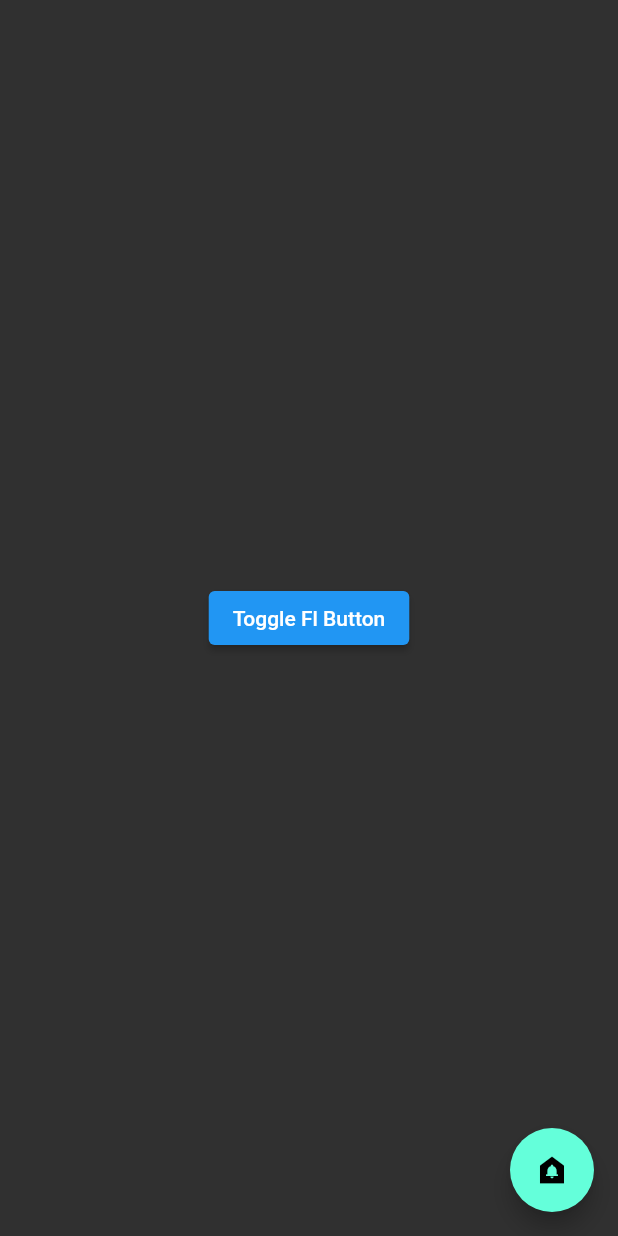
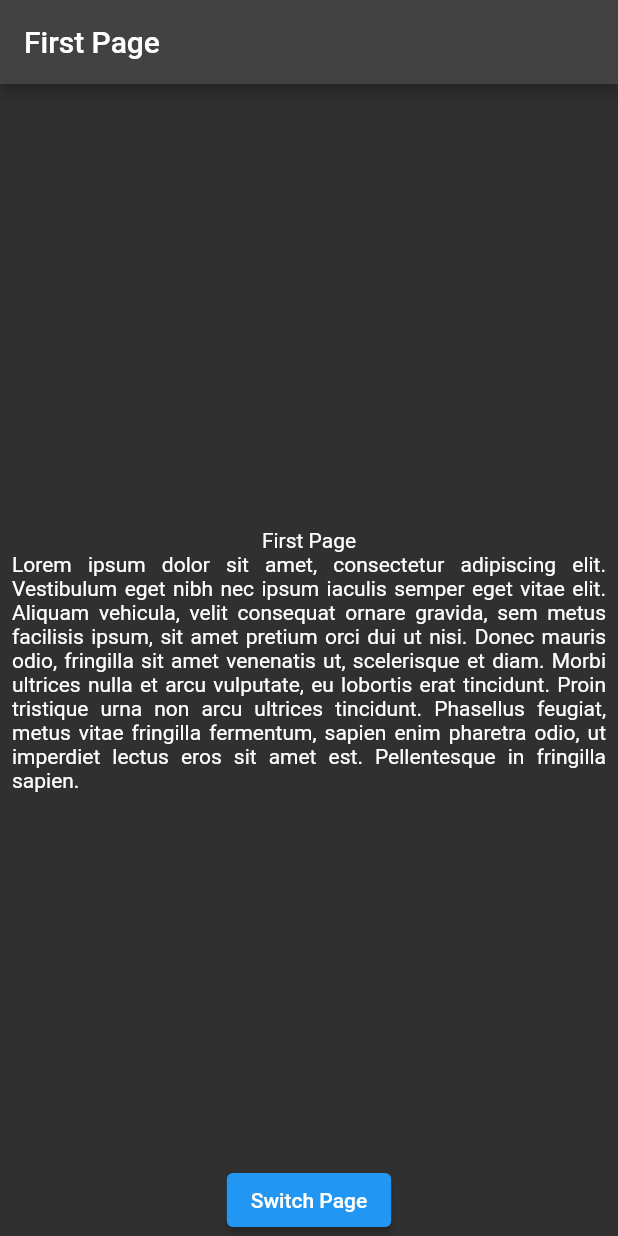
Before and after one commit to Atuoha/animated_switcher, a Flutter app: the screen it shows after launch, on a phone screen of 412 x 824 dp. Run offline on Flutter 3.47's test engine with Material 2 defaults, Android fonts, the phone set to English and light mode, and no system bars.

Commit message:
sharedaxis transition

```diff
--- a/lib/main.dart
+++ b/lib/main.dart
@@ -1,6 +1,7 @@
 import 'package:flutter/material.dart';
 import 'home_screen.dart';
 import 'other_anime_stuffs/fading_widgets.dart';
+import 'other_anime_stuffs/page_transition/shared_screen.dart';
 
 void main() => runApp(const MyApp());
 
@@ -9,7 +10,7 @@ class MyApp extends StatelessWidget {
 
   @override
   Widget build(BuildContext context) => MaterialApp(
-        home: const FadingWidgets(),
+        home: const SharedScreen(),
         theme: ThemeData.dark(),
       );
 }
--- a/lib/other_anime_stuffs/fading_widgets.dart
+++ b/lib/other_anime_stuffs/fading_widgets.dart
@@ -56,7 +56,7 @@ class _FadingWidgetsState extends State<FadingWidgets> {
           children: [
             ElevatedButton(
               onPressed: () => toggleBtn(),
-              child: const Text('Toggle Fl Button'),
+              child:  Text(isBtnVisible ?'Hide Fl Btn': 'Show Fl Btn'),
             ),
           ],
         ),
--- /dev/null
+++ b/lib/other_anime_stuffs/page_transition/first_screen.dart
@@ -0,0 +1,29 @@
+import 'package:flutter/material.dart';
+
+class FirstScreen extends StatelessWidget {
+  const FirstScreen({Key? key}) : super(key: key);
+
+  @override
+  Widget build(BuildContext context) {
+    return Scaffold(
+      appBar: AppBar(
+        title: const Text('First Page'),
+      ),
+      body: Center(
+        child: Padding(
+          padding: const EdgeInsets.all(8.0),
+          child: Column(
+            mainAxisAlignment: MainAxisAlignment.center,
+            children: const [
+              Text('First Page'),
+              Text(
+                'Lorem ipsum dolor sit amet, consectetur adipiscing elit. Vestibulum eget nibh nec ipsum iaculis semper eget vitae elit. Aliquam vehicula, velit consequat ornare gravida, sem metus facilisis ipsum, sit amet pretium orci dui ut nisi. Donec mauris odio, fringilla sit amet venenatis ut, scelerisque et diam. Morbi ultrices nulla et arcu vulputate, eu lobortis erat tincidunt. Proin tristique urna non arcu ultrices tincidunt. Phasellus feugiat, metus vitae fringilla fermentum, sapien enim pharetra odio, ut imperdiet lectus eros sit amet est. Pellentesque in fringilla sapien.',
+                textAlign: TextAlign.justify,
+              )
+            ],
+          ),
+        ),
+      ),
+    );
+  }
+}
--- /dev/null
+++ b/lib/other_anime_stuffs/page_transition/shared_screen.dart
@@ -0,0 +1,50 @@
+import 'package:animations/animations.dart';
+
+import 'first_screen.dart';
+import 'second_screen.dart';
+import 'package:flutter/material.dart';
+
+class SharedScreen extends StatefulWidget {
+  const SharedScreen({Key? key}) : super(key: key);
+
+  @override
+  State<SharedScreen> createState() => _SharedScreenState();
+}
+
+class _SharedScreenState extends State<SharedScreen> {
+  var isFirstPage = true;
+
+  switchPage() {
+    setState(() {
+      isFirstPage = !isFirstPage;
+    });
+  }
+
+  @override
+  Widget build(BuildContext context) {
+    return Scaffold(
+      bottomSheet: Row(
+        mainAxisAlignment: MainAxisAlignment.center,
+        children: [
+          ElevatedButton(
+            onPressed: () => switchPage(),
+            child: const Text('Switch Page'),
+          ),
+        ],
+      ),
+      body: buildPage(),
+    );
+  }
+
+  Widget buildPage() => PageTransitionSwitcher(
+        duration: const Duration(milliseconds: 3000),
+        transitionBuilder: (child, animation, secondaryAnimation) =>
+            SharedAxisTransition(
+          animation: animation,
+          secondaryAnimation: secondaryAnimation,
+          transitionType: SharedAxisTransitionType.horizontal,
+          child: child,
+        ),
+        child: isFirstPage ? const FirstScreen() : const SecondScreen(),
+      );
+}
```
Also changed, not shown: lib/other_anime_stuffs/page_transition/second_screen.dart (added, +29 -0 lines).
